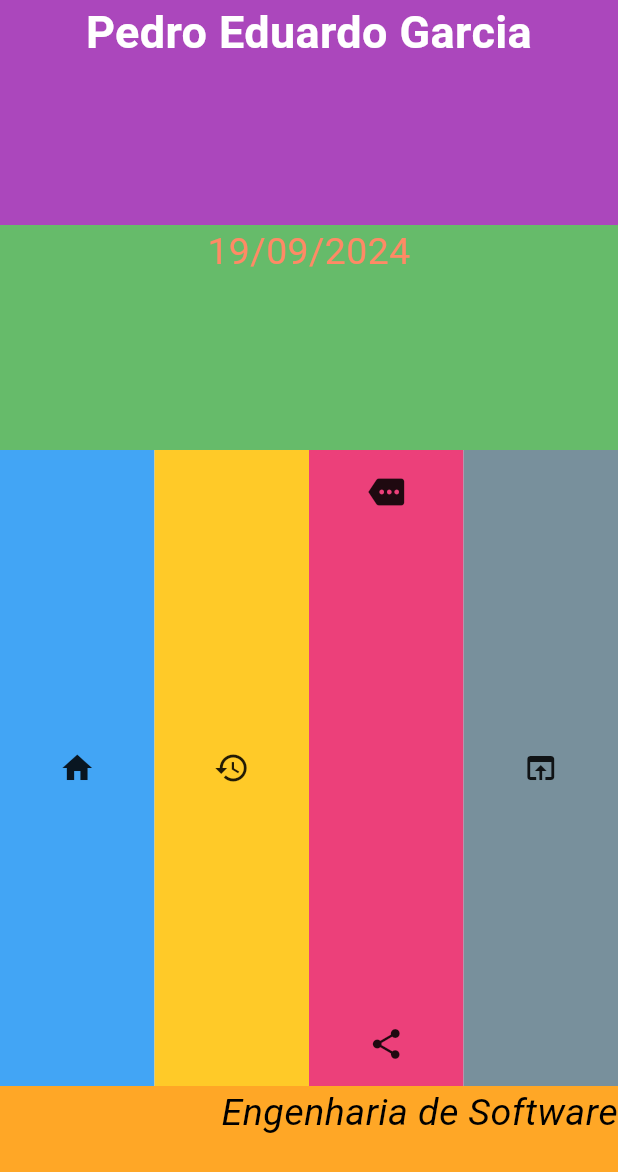
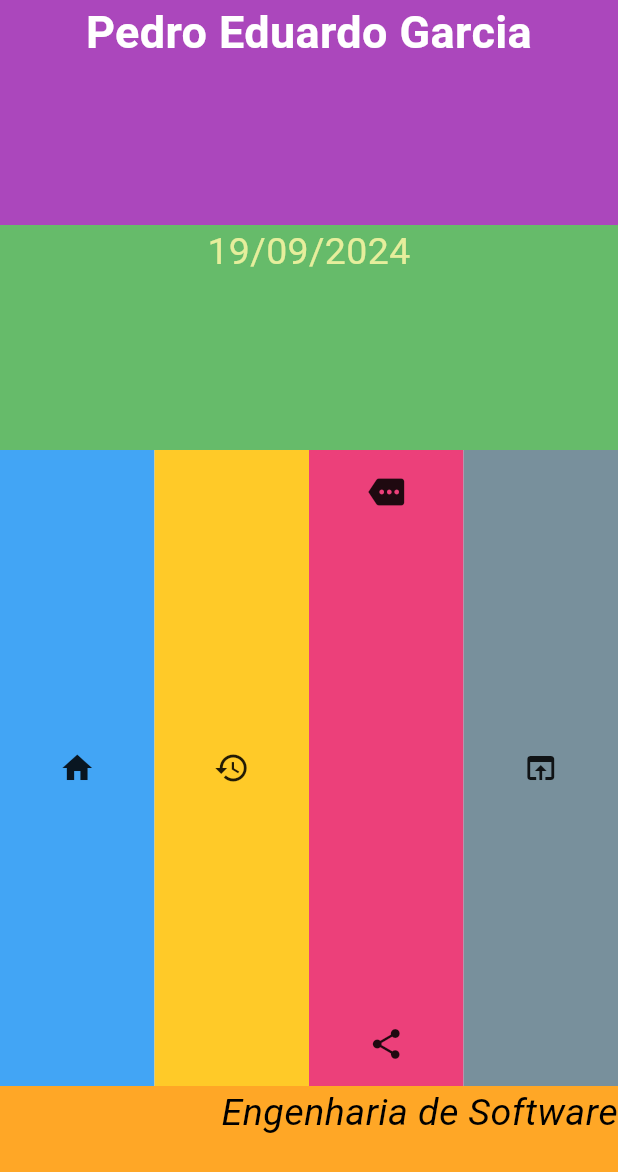
Before and after one commit to faustocintra/dsm2-unifacef-2024-2, a Flutter app: the screen it shows after launch, on a phone screen of 412 x 824 dp. Shown: the top 1172 px of the screen. Run offline on Flutter 3.47's test engine with Material 3 defaults, Android fonts, the phone set to English and light mode, and no system bars.

Commit message:
Commit para terminal

```diff
--- a/layout2/lib/main.dart
+++ b/layout2/lib/main.dart
@@ -67,7 +67,7 @@ class Layout extends StatelessWidget {
                 '19/09/2024',
                 textAlign: TextAlign.center,
                 style: TextStyle(
-                  color: Colors.deepOrange[300],
+                  color: Colors.lime[200],
                   fontSize: 25,
                 ),
               ),
```
